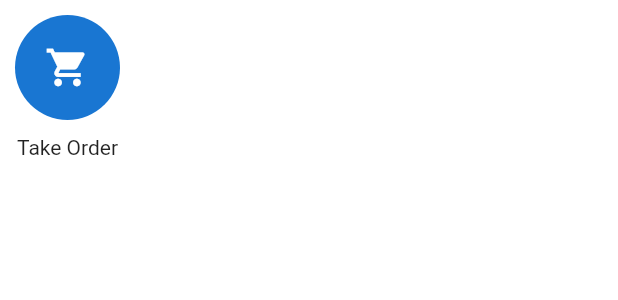
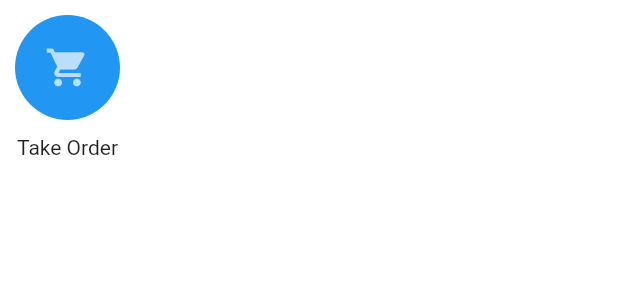
Before and after one commit to AbikMathew/nowapps_machine_test, a Flutter app: the CustomMenuItem widget shown alone on an empty page, opened directly, on a phone screen of 412 x 824 dp. Shown: the top 300 px of the screen. Run offline on Flutter 3.47's test engine with Material 2 defaults, Android fonts, the phone set to English and light mode, and no system bars; our stand-ins replace dio, get, get_storage, pinput, sizer, sqflite; accounts and stored records are empty; network calls fail.

Commit message:
adding new features

```diff
--- a/lib/app/modules/cart/views/cart_view.dart
+++ b/lib/app/modules/cart/views/cart_view.dart
@@ -5,7 +5,7 @@ import 'package:nowapps_machine_test/app/modules/take_order/controllers/take_ord
 import 'package:sizer/sizer.dart';
 
 import '../controllers/cart_controller.dart';
-import '../widgets/car_product_card.dart';
+import '../widgets/cart_product_card.dart';
 
 class CartView extends GetView<CartController> {
   final takeOrderController = Get.find<TakeOrderController>();
--- a/lib/app/modules/checked_in/controllers/checked_in_controller.dart
+++ b/lib/app/modules/checked_in/controllers/checked_in_controller.dart
@@ -7,6 +7,8 @@ import '../../../routes/app_pages.dart';
 class CheckedInController extends GetxController {
   var getStorage = GetStorage();
   final count = 0.obs;
+  RxBool? orderPlaced = false.obs;
+  var checkoutColor = (Colors.grey).obs;
 
   void checkout() {
     final checkoutPermission = getStorage.read('checkoutPermission');
--- a/lib/app/modules/checked_in/widgets/menu_item.dart
+++ b/lib/app/modules/checked_in/widgets/menu_item.dart
@@ -1,4 +1,7 @@
 import 'package:flutter/material.dart';
+import 'package:get/get.dart';
+
+import '../controllers/checked_in_controller.dart';
 
 class CustomMenuItem extends StatelessWidget {
   CustomMenuItem({
@@ -6,22 +9,35 @@ class CustomMenuItem extends StatelessWidget {
     required this.text,
     required this.icon,
     required this.onTap,
+    this.color = Colors.blue,
   }) : super(key: key);
 
   final IconData icon;
   final String text;
   final VoidCallback onTap;
+  Color color;
 
+  final controller = Get.find<CheckedInController>();
   @override
   Widget build(BuildContext context) {
-    return InkWell(
+    return
+        // Obx((() => controller.count == 2
+        //     ?
+        InkWell(
       onTap: onTap,
       child: Padding(
         padding: const EdgeInsets.all(10.0),
         child: Column(
           mainAxisSize: MainAxisSize.min,
           children: [
+            // Obx(() {
+            //   if (controller.color.value == Colors.blue) {
+            //     return Icon(icon, color: color);
+            //   }
+            //   return Icon(icon, color: color);
+            // }),
             CircleAvatar(
+              backgroundColor: color ,
               radius: 35,
               child: Icon(
                 icon,
--- a/lib/app/modules/take_order/views/take_order_view.dart
+++ b/lib/app/modules/take_order/views/take_order_view.dart
@@ -21,7 +21,7 @@ class TakeOrderView extends GetView<TakeOrderController> {
                   itemBuilder: (context, index) {
                     return Padding(
                       padding: const EdgeInsets.all(8.0),
-                      child: ProductTile(index: index),
+                      child: ProductTile(index: index) ,
                     );
                   },
                   itemCount: 5,
```
Also changed, not shown: lib/app/data/services/database_services.dart (+8 -0 lines), lib/app/modules/cart/controllers/cart_controller.dart (+12 -0 lines), lib/app/modules/cart/widgets/cart_product_card.dart (renamed from lib/app/modules/cart/widgets/car_product_card.dart, +5 -4 lines), lib/app/modules/cart/widgets/quantity_changer.dart (+9 -7 lines), lib/app/modules/checked_in/views/checked_in_view.dart (+8 -4 lines), lib/app/modules/take_order/widgets/product_tile.dart (+42 -12 lines), assets/images/dryer.jpg (added), lib/app/modules/otp_login/views/enter_phone_no_view.dart (line endings or trailing spaces).
